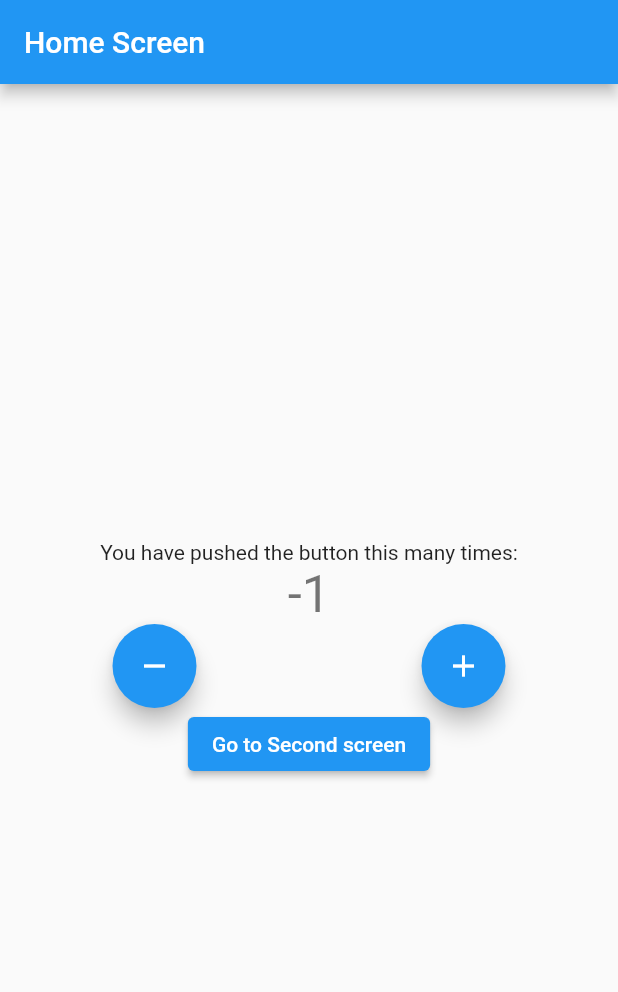
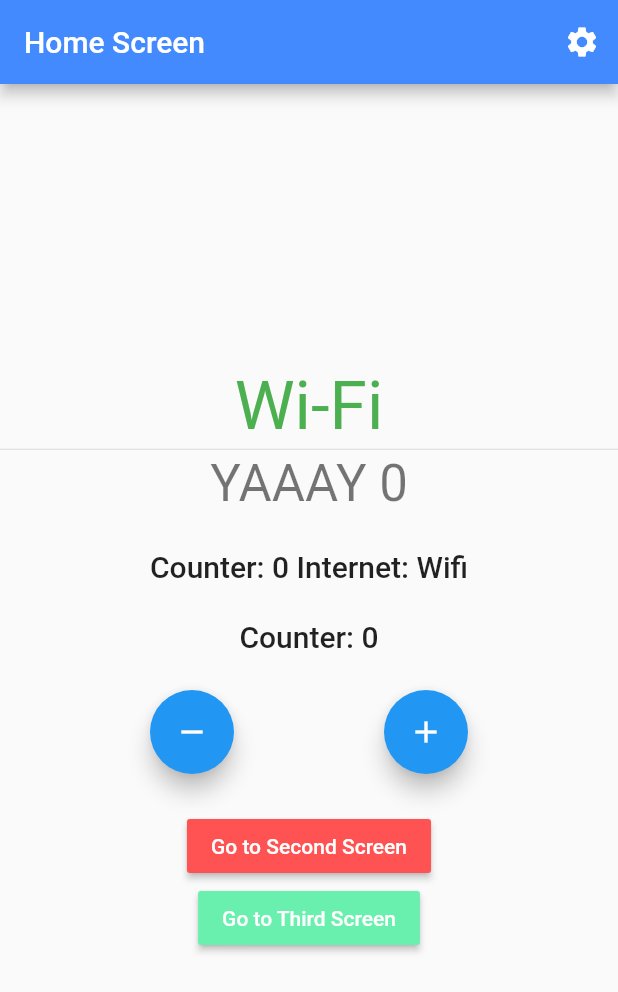
Before and after one commit to KuldeepRawat64/Flutter-Bloc-Concepts, a Flutter app: the screen it shows after launch, after a tap on the "remove" icon, on a phone screen of 412 x 824 dp. Shown: the top 992 px of the screen. Run offline on Flutter 3.47's test engine with Material 2 defaults, Android fonts, the phone set to English and light mode, and no system bars; our stand-ins replace connectivity_plus, equatable, flutter_bloc.

```diff
--- /dev/null
+++ b/lib/constants/enums.dart
@@ -0,0 +1,4 @@
+enum ConnectionType {
+  wifi,
+  mobile,
+}
--- a/lib/logic/cubit/counter_cubit.dart
+++ b/lib/logic/cubit/counter_cubit.dart
@@ -1,14 +1,42 @@
+import 'dart:async';
+
 import 'package:equatable/equatable.dart';
 import 'package:flutter_bloc/flutter_bloc.dart';
+import 'package:flutter_bloc_concepts/constants/enums.dart';
+import 'package:flutter_bloc_concepts/logic/cubit/internet_cubit.dart';
 
 part 'counter_state.dart';
 
 class CounterCubit extends Cubit<CounterState> {
-  CounterCubit() : super(CounterState(counterValue: 0));
+  final InternetCubit internetCubit;
+  late StreamSubscription internetStream;
+  CounterCubit({required this.internetCubit})
+      : super(const CounterState(counterValue: 0)) {
+    monitorInternetCubit();
+  }
+
+  StreamSubscription<InternetState> monitorInternetCubit() {
+    return internetStream =
+        internetCubit.stream.listen((InternetState internetState) {
+      if (internetState is InternetConnected &&
+          internetState.connectionType == ConnectionType.wifi) {
+        increment();
+      } else if (internetState is InternetConnected &&
+          internetState.connectionType == ConnectionType.mobile) {
+        decrement();
+      }
+    });
+  }
 
   void increment() => emit(
       CounterState(counterValue: state.counterValue + 1, isIncremented: true));
 
   void decrement() => emit(
       CounterState(counterValue: state.counterValue - 1, isIncremented: false));
+
+  @override
+  Future<void> close() {
+    internetStream.cancel();
+    return super.close();
+  }
 }
--- /dev/null
+++ b/lib/logic/cubit/internet_cubit.dart
@@ -0,0 +1,43 @@
+// ignore_for_file: public_member_api_docs, sort_constructors_first
+import 'dart:async';
+
+import 'package:connectivity_plus/connectivity_plus.dart';
+import 'package:equatable/equatable.dart';
+import 'package:flutter_bloc/flutter_bloc.dart';
+
+import 'package:flutter_bloc_concepts/constants/enums.dart';
+
+part 'internet_state.dart';
+
+class InternetCubit extends Cubit<InternetState> {
+  final Connectivity connectivity;
+  late StreamSubscription connectivityStreamSubscription;
+
+  InternetCubit({required this.connectivity}) : super(InternetLoading()) {
+    monitorInternetConnection();
+  }
+
+  StreamSubscription<ConnectivityResult> monitorInternetConnection() {
+    return connectivityStreamSubscription =
+        connectivity.onConnectivityChanged.listen((connectivityResult) {
+      if (connectivityResult == ConnectivityResult.wifi) {
+        emitInternetConnected(ConnectionType.wifi);
+      } else if (connectivityResult == ConnectivityResult.mobile) {
+        emitInternetConnected(ConnectionType.mobile);
+      } else if (connectivityResult == ConnectivityResult.none) {
+        emitInternetDisconnected();
+      }
+    });
+  }
+
+  void emitInternetConnected(ConnectionType connectionType) =>
+      emit(InternetConnected(connectionType: connectionType));
+
+  void emitInternetDisconnected() => emit(InternetDisconnected());
+
+  @override
+  Future<void> close() {
+    connectivityStreamSubscription.cancel();
+    return super.close();
+  }
+}
--- /dev/null
+++ b/lib/logic/cubit/internet_state.dart
@@ -0,0 +1,18 @@
+part of 'internet_cubit.dart';
+
+abstract class InternetState extends Equatable {
+  const InternetState();
+
+  @override
+  List<Object> get props => [];
+}
+
+class InternetLoading extends InternetState {}
+
+class InternetConnected extends InternetState {
+  final ConnectionType connectionType;
+
+  const InternetConnected({required this.connectionType});
+}
+
+class InternetDisconnected extends InternetState {}
--- a/lib/main.dart
+++ b/lib/main.dart
@@ -1,24 +1,37 @@
+import 'package:connectivity_plus/connectivity_plus.dart';
 import 'package:flutter/material.dart';
 import 'package:flutter_bloc/flutter_bloc.dart';
 import 'package:flutter_bloc_concepts/logic/cubit/counter_cubit.dart';
+import 'package:flutter_bloc_concepts/logic/cubit/internet_cubit.dart';
 import 'package:flutter_bloc_concepts/presentation/router/app_router.dart';
-import 'package:flutter_bloc_concepts/presentation/screens/home_screen.dart';
-import 'package:flutter_bloc_concepts/presentation/screens/second_screen.dart';
-import 'package:flutter_bloc_concepts/presentation/screens/third_screen.dart';
 
 void main() {
-  runApp(const MyApp());
+  runApp(MyApp(
+    connectivity: Connectivity(),
+    appRouter: AppRouter(),
+  ));
 }
 
 class MyApp extends StatelessWidget {
-  const MyApp({Key? key}) : super(key: key);
+  final AppRouter appRouter;
+  final Connectivity connectivity;
+  const MyApp({Key? key, required this.appRouter, required this.connectivity})
+      : super(key: key);
 
   @override
   Widget build(BuildContext context) {
-    final AppRouter appRouter = AppRouter();
-
-    return BlocProvider<CounterCubit>(
-      create: (context) => CounterCubit(),
+    return MultiBlocProvider(
+      providers: [
+        BlocProvider<InternetCubit>(
+          create: (internetCubitContext) =>
+              InternetCubit(connectivity: connectivity),
+        ),
+        BlocProvider<CounterCubit>(
+          create: (counterCubitContext) => CounterCubit(
+              internetCubit:
+                  BlocProvider.of<InternetCubit>(counterCubitContext)),
+        ),
+      ],
       child: MaterialApp(
         onGenerateRoute: appRouter.onGenerateRoute,
         title: 'Flutter Demo',
--- a/lib/presentation/router/app_router.dart
+++ b/lib/presentation/router/app_router.dart
@@ -8,7 +8,10 @@ class AppRouter {
     switch (settings.name) {
       case '/':
         return MaterialPageRoute(
-            builder: (_) => const MyHomePage(title: 'Home Screen'));
+            builder: (_) => const MyHomePage(
+                  title: 'Home Screen',
+                  color: Colors.blueAccent,
+                ));
 
       case '/second':
         return MaterialPageRoute(
--- a/lib/presentation/screens/home_screen.dart
+++ b/lib/presentation/screens/home_screen.dart
@@ -1,13 +1,15 @@
 import 'package:flutter/material.dart';
 import 'package:flutter_bloc/flutter_bloc.dart';
+import 'package:flutter_bloc_concepts/constants/enums.dart';
 import 'package:flutter_bloc_concepts/logic/cubit/counter_cubit.dart';
-import 'package:flutter_bloc_concepts/main.dart';
-import 'package:flutter_bloc_concepts/presentation/screens/second_screen.dart';
+import 'package:flutter_bloc_concepts/logic/cubit/internet_cubit.dart';
 
 class MyHomePage extends StatefulWidget {
-  const MyHomePage({Key? key, required this.title}) : super(key: key);
+  const MyHomePage({Key? key, required this.title, required this.color})
+      : super(key: key);
 
   final String title;
+  final Color color;
 
   @override
   State<MyHomePage> createState() => _MyHomePageState();
@@ -15,66 +17,208 @@ class MyHomePage extends StatefulWidget {
 
 class _MyHomePageState extends State<MyHomePage> {
   @override
-  Widget build(BuildContext context) {
+  Widget build(BuildContext homeScreenContext) {
     return Scaffold(
       appBar: AppBar(
+        backgroundColor: widget.color,
         title: Text(widget.title),
+        actions: [
+          IconButton(
+              icon: const Icon(Icons.settings),
+              onPressed: () => Navigator.pushNamed(context, '/settings')),
+        ],
       ),
       body: Center(
         child: Column(
           mainAxisAlignment: MainAxisAlignment.center,
           children: <Widget>[
-            const Text(
-              'You have pushed the button this many times:',
+            BlocBuilder<InternetCubit, InternetState>(
+              builder: (internetCubitBuilderContext, state) {
+                if (state is InternetConnected &&
+                    state.connectionType == ConnectionType.wifi) {
+                  return Text(
+                    'Wi-Fi',
+                    style: Theme.of(internetCubitBuilderContext)
+                        .textTheme
+                        .headline3!
+                        .copyWith(
+                          color: Colors.green,
                         ),
-            Column(
-              children: [
+                  );
+                } else if (state is InternetConnected &&
+                    state.connectionType == ConnectionType.mobile) {
+                  return Text(
+                    'Mobile',
+                    style: Theme.of(internetCubitBuilderContext)
+                        .textTheme
+                        .headline3!
+                        .copyWith(
+                          color: Colors.red,
+                        ),
+                  );
+                } else if (state is InternetDisconnected) {
+                  return Text(
+                    'Disconnected',
+                    style: Theme.of(internetCubitBuilderContext)
+                        .textTheme
+                        .headline3!
+                        .copyWith(
+                          color: Colors.grey,
+                        ),
+                  );
+                }
+                return const CircularProgressIndicator();
+              },
+            ),
+            const Divider(
+              height: 5,
+            ),
             BlocConsumer<CounterCubit, CounterState>(
-                  listener: (context, state) {
+              listener: (counterCubitListenerContext, state) {
                 if (state.isIncremented == true) {
-                      ScaffoldMessenger.of(context).showSnackBar(const SnackBar(
-                          duration: Duration(milliseconds: 100),
-                          content: Text('Incremented!')));
-                    } else {
-                      ScaffoldMessenger.of(context).showSnackBar(const SnackBar(
-                          duration: Duration(milliseconds: 100),
-                          content: Text('Decremented!')));
+                  ScaffoldMessenger.of(counterCubitListenerContext)
+                      .showSnackBar(
+                    const SnackBar(
+                      content: Text('Incremented!'),
+                      duration: Duration(milliseconds: 300),
+                    ),
+                  );
+                } else if (state.isIncremented == false) {
+                  ScaffoldMessenger.of(counterCubitListenerContext)
+                      .showSnackBar(
+                    const SnackBar(
+                      content: Text('Decremented!'),
+                      duration: Duration(milliseconds: 300),
+                    ),
+                  );
                 }
               },
-                  builder: (context, state) {
+              builder: (counterCubiBuilderContext, state) {
+                if (state.counterValue < 0) {
                   return Text(
-                      '${state.counterValue}',
-                      style: Theme.of(context).textTheme.headline4,
+                    'BRR, NEGATIVE ${state.counterValue}',
+                    style:
+                        Theme.of(counterCubiBuilderContext).textTheme.headline4,
+                  );
+                } else if (state.counterValue % 2 == 0) {
+                  return Text(
+                    'YAAAY ${state.counterValue}',
+                    style:
+                        Theme.of(counterCubiBuilderContext).textTheme.headline4,
+                  );
+                } else if (state.counterValue == 5) {
+                  return Text(
+                    'HMM, NUMBER 5',
+                    style:
+                        Theme.of(counterCubiBuilderContext).textTheme.headline4,
+                  );
+                } else {
+                  return Text(
+                    state.counterValue.toString(),
+                    style:
+                        Theme.of(counterCubiBuilderContext).textTheme.headline4,
+                  );
+                }
+              },
+            ),
+            const SizedBox(
+              height: 24,
+            ),
+            Builder(
+              builder: (context) {
+                final counterState = context.watch<CounterCubit>().state;
+                final internetState = context.watch<InternetCubit>().state;
+
+                if (internetState is InternetConnected &&
+                    internetState.connectionType == ConnectionType.mobile) {
+                  return Text(
+                    'Counter: ${counterState.counterValue} Internet: Mobile',
+                    style: Theme.of(context).textTheme.headline6,
+                  );
+                } else if (internetState is InternetConnected &&
+                    internetState.connectionType == ConnectionType.wifi) {
+                  return Text(
+                    'Counter: ${counterState.counterValue} Internet: Wifi',
+                    style: Theme.of(context).textTheme.headline6,
+                  );
+                } else {
+                  return Text(
+                    'Counter: ${counterState.counterValue} Internet: Disconnected',
+                    style: Theme.of(context).textTheme.headline6,
+                  );
+                }
+              },
+            ),
+            const SizedBox(
+              height: 24,
+            ),
+            Builder(
+              builder: (context) {
+                final counterValue = context
+                    .select((CounterCubit cubit) => cubit.state.counterValue);
+                return Text(
+                  'Counter: $counterValue',
+                  style: Theme.of(context).textTheme.headline6,
                 );
               },
             ),
+            const SizedBox(
+              height: 24,
+            ),
             Row(
-                  mainAxisAlignment: MainAxisAlignment.spaceAround,
+              mainAxisAlignment: MainAxisAlignment.spaceEvenly,
               children: [
                 FloatingActionButton(
-                      heroTag: 'FA1',
+                  heroTag: Text('${widget.title}'),
                   onPressed: () {
                     BlocProvider.of<CounterCubit>(context).decrement();
+                    // context.bloc<CounterCubit>().decrement();
                   },
                   tooltip: 'Decrement',
                   child: const Icon(Icons.remove),
                 ),
                 FloatingActionButton(
-                      heroTag: 'FA2',
+                  heroTag: Text('${widget.title} 2nd'),
                   onPressed: () {
-                        BlocProvider.of<CounterCubit>(context).increment();
+                    // BlocProvider.of<CounterCubit>(context).increment();
+                    context.read<CounterCubit>().increment();
                   },
                   tooltip: 'Increment',
                   child: const Icon(Icons.add),
                 ),
               ],
             ),
-                ElevatedButton(
+            const SizedBox(
+              height: 24,
+            ),
+            Builder(
+              builder: (materialButtonContext) => MaterialButton(
+                color: Colors.redAccent,
+                child: const Text(
+                  'Go to Second Screen',
+                  style: TextStyle(color: Colors.white),
+                ),
                 onPressed: () {
-                      Navigator.pushNamed(context, '/second');
+                  Navigator.of(materialButtonContext).pushNamed(
+                    '/second',
+                  );
                 },
-                    child: const Text('Go to Second screen'))
-              ],
+              ),
+            ),
+            // SizedBox(
+            //   height: 24,
+            // ),
+            MaterialButton(
+              color: Colors.greenAccent,
+              child: const Text(
+                'Go to Third Screen',
+                style: TextStyle(color: Colors.white),
+              ),
+              onPressed: () {
+                Navigator.of(homeScreenContext).pushNamed(
+                  '/third',
+                );
+              },
             ),
           ],
         ),
```
Also changed, not shown: pubspec.yaml (+5 -5 lines), pubspec.lock, 5 other files. Lines whose indentation alone changed are shown as unchanged.
